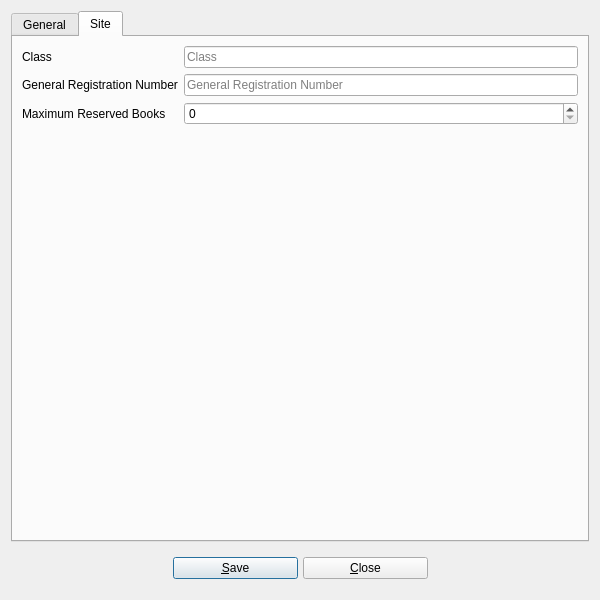
First picture: the form in UI/biblioteq_userinfo.ui, repository textbrowser/biblioteq, before the edit.
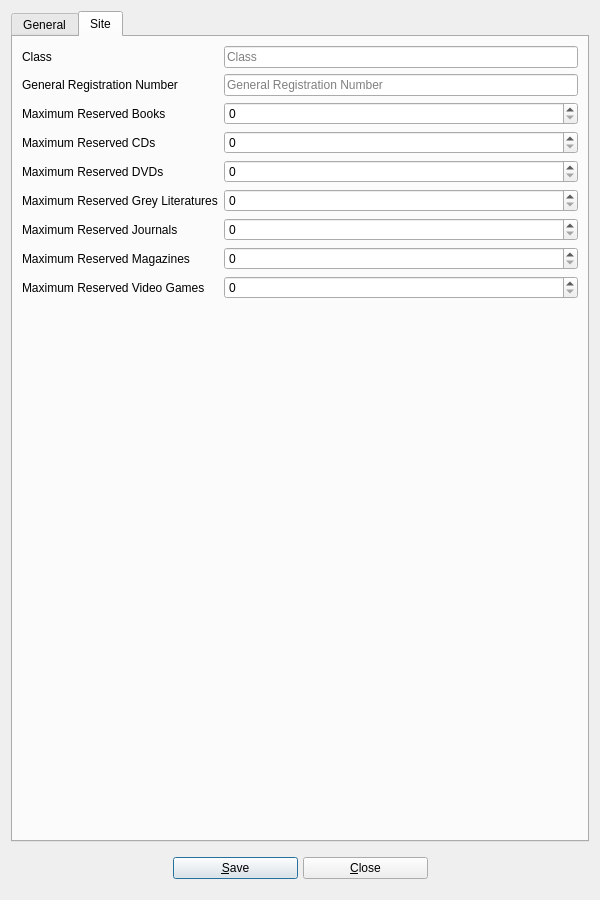
Second picture: the form after the edit. The open tabs and pages were chosen to show the change. Icons and pictures are not drawn. Custom widgets are drawn as their Qt base class.

```diff
--- a/UI/biblioteq_userinfo.ui
+++ b/UI/biblioteq_userinfo.ui
@@ -7,7 +7,7 @@
     <x>0</x>
     <y>0</y>
     <width>600</width>
-    <height>600</height>
+    <height>900</height>
    </rect>
   </property>
   <property name="windowTitle">
@@ -41,8 +41,8 @@
            <rect>
             <x>0</x>
             <y>0</y>
-            <width>547</width>
-            <height>753</height>
+            <width>568</width>
+            <height>787</height>
            </rect>
           </property>
           <layout class="QGridLayout" name="gridLayout">
@@ -835,16 +835,6 @@
          </property>
         </widget>
        </item>
-       <item row="2" column="1">
-        <widget class="QSpinBox" name="maximum_reserved_books">
-         <property name="toolTip">
-          <string>&lt;html&gt;&lt;head/&gt;&lt;body&gt;&lt;p&gt;A value of zero disables the maximum.&lt;/p&gt;&lt;/body&gt;&lt;/html&gt;</string>
-         </property>
-         <property name="maximum">
-          <number>999999999</number>
-         </property>
-        </widget>
-       </item>
        <item row="2" column="0">
         <widget class="QLabel" name="label_18">
          <property name="text">
@@ -852,6 +842,118 @@
          </property>
         </widget>
        </item>
+       <item row="2" column="1">
+        <widget class="QSpinBox" name="maximum_reserved_books">
+         <property name="toolTip">
+          <string>&lt;html&gt;&lt;head/&gt;&lt;body&gt;&lt;p&gt;A value of zero disables the maximum.&lt;/p&gt;&lt;/body&gt;&lt;/html&gt;</string>
+         </property>
+         <property name="maximum">
+          <number>999999999</number>
+         </property>
+        </widget>
+       </item>
+       <item row="3" column="0">
+        <widget class="QLabel" name="label_20">
+         <property name="text">
+          <string>Maximum Reserved CDs</string>
+         </property>
+        </widget>
+       </item>
+       <item row="3" column="1">
+        <widget class="QSpinBox" name="maximum_reserved_cds">
+         <property name="toolTip">
+          <string>&lt;html&gt;&lt;head/&gt;&lt;body&gt;&lt;p&gt;A value of zero disables the maximum.&lt;/p&gt;&lt;/body&gt;&lt;/html&gt;</string>
+         </property>
+         <property name="maximum">
+          <number>999999999</number>
+         </property>
+        </widget>
+       </item>
+       <item row="4" column="0">
+        <widget class="QLabel" name="label_21">
+         <property name="text">
+          <string>Maximum Reserved DVDs</string>
+         </property>
+        </widget>
+       </item>
+       <item row="4" column="1">
+        <widget class="QSpinBox" name="maximum_reserved_dvds">
+         <property name="toolTip">
+          <string>&lt;html&gt;&lt;head/&gt;&lt;body&gt;&lt;p&gt;A value of zero disables the maximum.&lt;/p&gt;&lt;/body&gt;&lt;/html&gt;</string>
+         </property>
+         <property name="maximum">
+          <number>999999999</number>
+         </property>
+        </widget>
+       </item>
+       <item row="5" column="0">
+        <widget class="QLabel" name="label_22">
+         <property name="text">
+          <string>Maximum Reserved Grey Literatures</string>
+         </property>
+        </widget>
+       </item>
+       <item row="5" column="1">
+        <widget class="QSpinBox" name="maximum_reserved_grey_literatures">
+         <property name="toolTip">
+          <string>&lt;html&gt;&lt;head/&gt;&lt;body&gt;&lt;p&gt;A value of zero disables the maximum.&lt;/p&gt;&lt;/body&gt;&lt;/html&gt;</string>
+         </property>
+         <property name="maximum">
+          <number>999999999</number>
+         </property>
+        </widget>
+       </item>
+       <item row="6" column="0">
+        <widget class="QLabel" name="label_23">
+         <property name="text">
+          <string>Maximum Reserved Journals</string>
+         </property>
+        </widget>
+       </item>
+       <item row="6" column="1">
+        <widget class="QSpinBox" name="maximum_reserved_journals">
+         <property name="toolTip">
+          <string>&lt;html&gt;&lt;head/&gt;&lt;body&gt;&lt;p&gt;A value of zero disables the maximum.&lt;/p&gt;&lt;/body&gt;&lt;/html&gt;</string>
+         </property>
+         <property name="maximum">
+          <number>999999999</number>
+         </property>
+        </widget>
+       </item>
+       <item row="7" column="0">
+        <widget class="QLabel" name="label_24">
+         <property name="text">
+          <string>Maximum Reserved Magazines</string>
+         </property>
+        </widget>
+       </item>
+       <item row="7" column="1">
+        <widget class="QSpinBox" name="maximum_reserved_magazines">
+         <property name="toolTip">
+          <string>&lt;html&gt;&lt;head/&gt;&lt;body&gt;&lt;p&gt;A value of zero disables the maximum.&lt;/p&gt;&lt;/body&gt;&lt;/html&gt;</string>
+         </property>
+         <property name="maximum">
+          <number>999999999</number>
+         </property>
+        </widget>
+       </item>
+       <item row="8" column="0">
+        <widget class="QLabel" name="label_25">
+         <property name="text">
+          <string>Maximum Reserved Video Games</string>
+         </property>
+        </widget>
+       </item>
+       <item row="8" column="1">
+        <widget class="QSpinBox" name="maximum_reserved_video_games">
+         <property name="toolTip">
+          <string>&lt;html&gt;&lt;head/&gt;&lt;body&gt;&lt;p&gt;A value of zero disables the maximum.&lt;/p&gt;&lt;/body&gt;&lt;/html&gt;</string>
+         </property>
+         <property name="maximum">
+          <number>999999999</number>
+         </property>
+        </widget>
+       </item>
       </layout>
      </widget>
     </widget>
```
Left out of the diff: 6 changed lines with no effect on the pictures.
